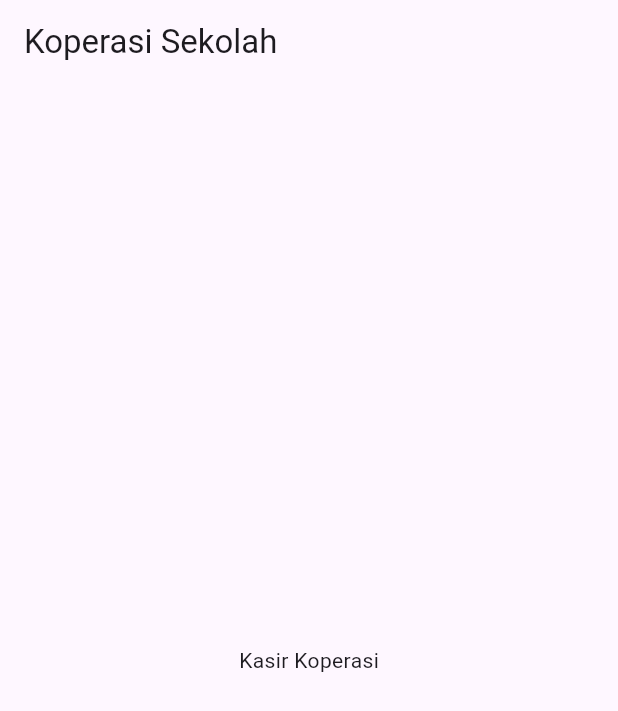
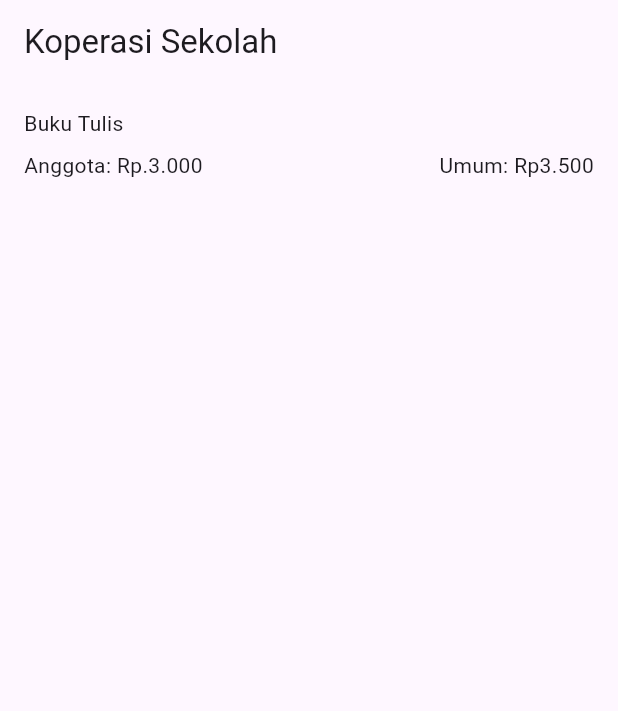
Before and after one commit to natsuwarplsatu-bot/koprasi_ui, a Flutter app: the screen it shows after launch, on a phone screen of 412 x 824 dp. Shown: the top 711 px of the screen. Run offline on Flutter 3.47's test engine with Material 3 defaults, Android fonts, the phone set to English and light mode, and no system bars.

Commit message:
LKM-2 tata letak

```diff
--- a/lib/main.dart
+++ b/lib/main.dart
@@ -1,14 +1,35 @@
 import 'package:flutter/material.dart';
 
 void main() => runApp(const MyApp());
+
 class MyApp extends StatelessWidget {
   const MyApp({super.key});
+
+
   @override
   Widget build(BuildContext context) {
     return MaterialApp(
       home: Scaffold(
         appBar: AppBar(title: const Text('Koperasi Sekolah')),
-        body: const Center(child: Text('Kasir Koperasi')),
+        body: Container(
+          padding: const EdgeInsets.all(16),
+          child: Column(
+            crossAxisAlignment: CrossAxisAlignment.start,
+            children: [
+              const Text('Buku Tulis'),
+
+              const SizedBox(height: 8),
+
+              Row(
+                mainAxisAlignment: MainAxisAlignment.spaceBetween,
+                children: const [
+                  Text('Anggota: Rp.3.000'),
+                  Text('Umum: Rp3.500'),
+                ],
+              ),
+            ],
+          ),
+        ),
       ),
     );
   }
```
